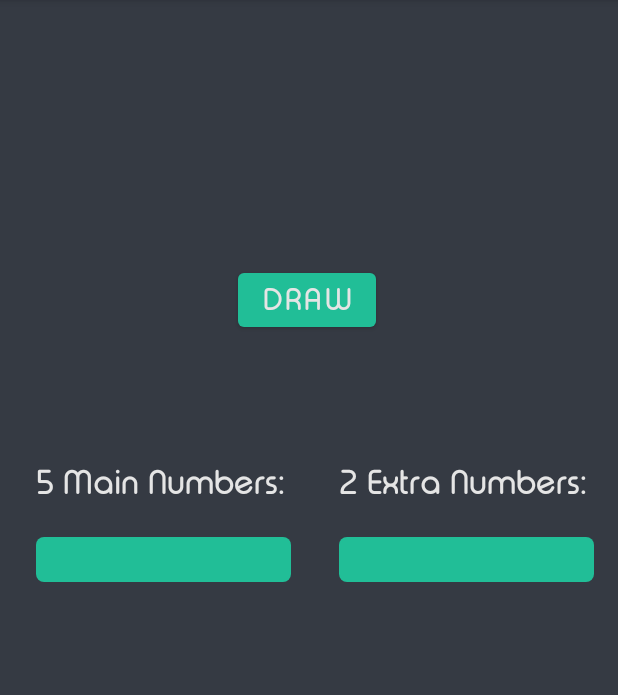
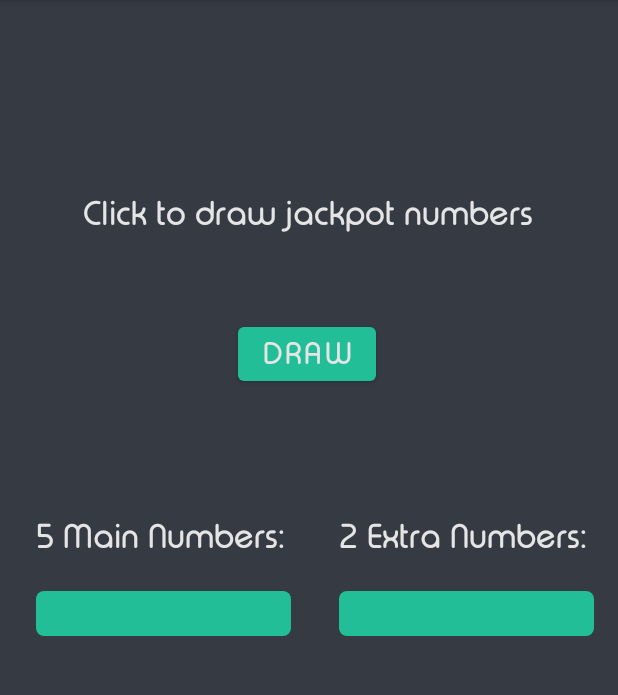
Before and after one commit to michal1702/RNG_AndroidApp, an Android app: the fragment EuroJackpotFragment shown on its own in the app's theme, on a phone screen of 412 x 824 dp, the part 84-779 px from its top. Run offline under Robolectric (Android 15) with nearby library versions, the phone set to English and light mode, and no system bars.

Commit message:
refactored strings.xml

```diff
--- a/app/src/main/res/layout/activity_random_words.xml
+++ b/app/src/main/res/layout/activity_random_words.xml
@@ -71,7 +71,7 @@
         android:layout_height="wrap_content"
         android:layout_marginStart="92dp"
         android:fontFamily="@font/round_regular"
-        android:text="@string/generate"
+        android:text="@string/draw"
         android:textSize="22sp"
         app:layout_constraintStart_toStartOf="parent"
         app:layout_constraintTop_toTopOf="@+id/clearButton" />
@@ -83,7 +83,7 @@
         android:layout_marginTop="40dp"
         android:layout_marginEnd="92dp"
         android:fontFamily="@font/round_regular"
-        android:text="@string/clear_words"
+        android:text="@string/clear"
         android:textSize="22sp"
         app:layout_constraintEnd_toEndOf="parent"
         app:layout_constraintTop_toBottomOf="@+id/wordTextEdit" />
--- a/app/src/main/res/layout/fragment_euro_jackpot.xml
+++ b/app/src/main/res/layout/fragment_euro_jackpot.xml
@@ -45,7 +45,7 @@
         android:layout_height="30dp"
         android:layout_marginEnd="32dp"
         android:fontFamily="@font/round_regular"
-        android:text="5 Main Numbers:"
+        android:text="@string/_5_main_numbers"
         android:textColor="@color/text_white"
         android:textSize="22sp"
         app:layout_constraintBottom_toBottomOf="@+id/textView12"
@@ -62,7 +62,7 @@
         android:layout_marginTop="84dp"
         android:layout_marginEnd="16dp"
         android:fontFamily="@font/round_regular"
-        android:text="2 Extra Numbers:"
+        android:text="@string/_2_extra_numbers"
         android:textColor="@color/text_white"
         android:textSize="22sp"
         app:layout_constraintEnd_toEndOf="parent"
@@ -72,12 +72,26 @@
         android:id="@+id/drawJackpotButton"
         android:layout_width="wrap_content"
         android:layout_height="wrap_content"
-        android:layout_marginTop="176dp"
+        android:layout_marginTop="212dp"
         android:fontFamily="@font/round_regular"
-        android:text="@string/generate"
+        android:text="@string/draw"
         android:textSize="20sp"
         app:layout_constraintEnd_toEndOf="@+id/textView12"
         app:layout_constraintHorizontal_bias="0.482"
         app:layout_constraintStart_toStartOf="@+id/textView11"
         app:layout_constraintTop_toTopOf="parent" />
+
+    <TextView
+        android:id="@+id/textView9"
+        android:layout_width="wrap_content"
+        android:layout_height="wrap_content"
+        android:layout_marginBottom="56dp"
+        android:fontFamily="@font/round_regular"
+        android:text="@string/draw_jackpot_numbers"
+        android:textColor="@color/text_white"
+        android:textSize="22sp"
+        app:layout_constraintBottom_toTopOf="@+id/drawJackpotButton"
+        app:layout_constraintEnd_toEndOf="@+id/drawJackpotButton"
+        app:layout_constraintHorizontal_bias="0.497"
+        app:layout_constraintStart_toStartOf="@+id/drawJackpotButton" />
 </androidx.constraintlayout.widget.ConstraintLayout>
--- a/app/src/main/res/layout/fragment_fully_random_password_page.xml
+++ b/app/src/main/res/layout/fragment_fully_random_password_page.xml
@@ -28,7 +28,7 @@
         android:layout_height="wrap_content"
         android:layout_marginBottom="52dp"
         android:fontFamily="@font/round_regular"
-        android:text="Generate"
+        android:text="@string/generate"
         android:textSize="20sp"
         app:layout_constraintBottom_toTopOf="@+id/fullyRandomPasswordTextView"
         app:layout_constraintEnd_toEndOf="@+id/fullyRandomPasswordTextView"
@@ -52,7 +52,7 @@
         android:layout_height="wrap_content"
         android:layout_marginTop="16dp"
         android:fontFamily="@font/round_regular"
-        android:text="Characters count:"
+        android:text="@string/characters_count"
         android:textColor="?colorOnSecondary"
         android:textSize="22sp"
         app:layout_constraintBottom_toBottomOf="@+id/passwordCharactersCountSpinner"
@@ -67,7 +67,7 @@
         android:layout_width="wrap_content"
         android:layout_height="wrap_content"
         android:fontFamily="@font/round_regular"
-        android:text="Result:"
+        android:text="@string/result"
         android:textColor="?colorOnSecondary"
         android:textSize="22sp"
         app:layout_constraintBottom_toTopOf="@+id/fullyRandomPasswordTextView"
--- a/app/src/main/res/layout/main_menu_list_view_item.xml
+++ b/app/src/main/res/layout/main_menu_list_view_item.xml
@@ -13,7 +13,7 @@
             android:layout_height="wrap_content"
             android:id="@+id/item_title"
             android:textColor="#E5E5E5"
-            android:text="Title Text"
+            android:text="@string/title_text"
             android:paddingLeft="100dp"
             android:paddingVertical="30dp"
             android:fontFamily="@font/round_regular"
--- a/app/src/main/res/layout/random_sounds_list_view_item.xml
+++ b/app/src/main/res/layout/random_sounds_list_view_item.xml
@@ -62,7 +62,7 @@
             android:fontFamily="@font/round_regular"
             android:gravity="start"
             android:scrollbars="horizontal"
-            android:text="Sound no."
+            android:text="@string/sound_no"
             android:textColor="@color/text_white"
             android:textSize="25sp" />
 
--- a/app/src/main/res/layout/random_words_list_view_item.xml
+++ b/app/src/main/res/layout/random_words_list_view_item.xml
@@ -24,7 +24,7 @@
             android:layout_marginBottom="-1dp"
             android:fontFamily="@font/round_regular"
             android:gravity="center"
-            android:text="Word"
+            android:text="@string/word"
             android:textColor="@color/text_white"
             android:textSize="25sp" />
 
```
Also changed, not shown: app/src/main/res/layout/activity_coin_toss.xml (+6 -6 lines), app/src/main/res/layout/activity_random_numbers.xml (+6 -6 lines), app/src/main/res/layout/activity_random_sounds.xml (+4 -4 lines), app/src/main/res/layout/fragment_six_number_lottery.xml (+15 -1 lines), app/src/main/res/layout/fragment_user_friendly_password_page.xml (+6 -6 lines), app/src/main/res/values/strings.xml (+33 -10 lines).
